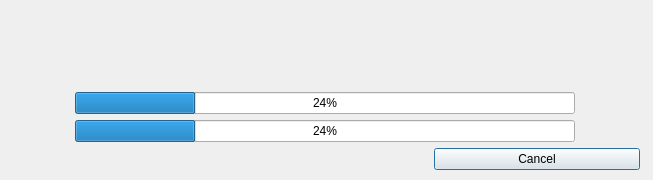
This is dss/ui/ProgressDlg.ui in openastroproject/oaDSS as Qt 5 draws it before an edit. The edited form follows.
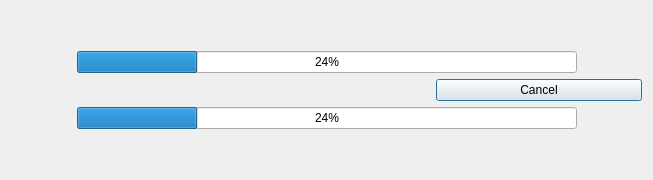
This is the edited form.

```diff
--- a/dss/ui/ProgressDlg.ui
+++ b/dss/ui/ProgressDlg.ui
@@ -13,15 +13,6 @@
   <property name="windowTitle">
    <string>Processing ...</string>
   </property>
-  <widget class="QWidget" name="verticalLayoutWidget">
-   <property name="geometry">
-    <rect>
-     <x>9</x>
-     <y>9</y>
-     <width>631</width>
-     <height>161</height>
-    </rect>
-   </property>
    <layout class="QVBoxLayout" name="verticalLayout">
     <item>
      <widget class="QLabel" name="ProcessText1">
@@ -30,59 +21,6 @@
       </property>
      </widget>
     </item>
-    <item>
-     <widget class="QLabel" name="ProcessText2">
-      <property name="text">
-       <string/>
-      </property>
-     </widget>
-    </item>
-    <item>
-     <layout class="QHBoxLayout" name="horizontalLayoutProgress1">
-      <property name="spacing">
-       <number>6</number>
-      </property>
-      <item>
-       <spacer name="horizontalSpacer_2">
-        <property name="orientation">
-         <enum>Qt::Horizontal</enum>
-        </property>
-        <property name="sizeHint" stdset="0">
-         <size>
-          <width>20</width>
-          <height>20</height>
-         </size>
-        </property>
-       </spacer>
-      </item>
-      <item>
-       <widget class="QProgressBar" name="ProgressBar1">
-        <property name="minimumSize">
-         <size>
-          <width>500</width>
-          <height>0</height>
-         </size>
-        </property>
-        <property name="value">
-         <number>24</number>
-        </property>
-       </widget>
-      </item>
-      <item>
-       <spacer name="horizontalSpacer">
-        <property name="orientation">
-         <enum>Qt::Horizontal</enum>
-        </property>
-        <property name="sizeHint" stdset="0">
-         <size>
-          <width>20</width>
-          <height>20</height>
-         </size>
-        </property>
-       </spacer>
-      </item>
-     </layout>
-    </item>
     <item>
      <layout class="QHBoxLayout" name="horizontalLayout_3">
       <item>
@@ -151,8 +89,60 @@
       </item>
      </layout>
     </item>
-   </layout>
-  </widget>
+   <item>
+    <layout class="QHBoxLayout" name="horizontalLayoutProgress1">
+     <property name="spacing">
+      <number>6</number>
+     </property>
+     <item>
+      <spacer name="horizontalSpacer_2">
+       <property name="orientation">
+        <enum>Qt::Horizontal</enum>
+       </property>
+       <property name="sizeHint" stdset="0">
+        <size>
+         <width>20</width>
+         <height>20</height>
+        </size>
+       </property>
+      </spacer>
+     </item>
+     <item>
+      <widget class="QProgressBar" name="ProgressBar1">
+       <property name="minimumSize">
+        <size>
+         <width>500</width>
+         <height>0</height>
+        </size>
+       </property>
+       <property name="value">
+        <number>24</number>
+       </property>
+      </widget>
+     </item>
+     <item>
+      <spacer name="horizontalSpacer">
+       <property name="orientation">
+        <enum>Qt::Horizontal</enum>
+       </property>
+       <property name="sizeHint" stdset="0">
+        <size>
+         <width>20</width>
+         <height>20</height>
+        </size>
+       </property>
+      </spacer>
+     </item>
+    </layout>
+   </item>
+   <item>
+    <widget class="QLabel" name="ProcessText2">
+     <property name="text">
+      <string/>
+     </property>
+    </widget>
+   </item>
+  </layout>
  </widget>
  <resources/>
  <connections/>
```
Left out of the diff: 4 changed lines with no effect on the pictures. Lines whose indentation alone changed are shown as unchanged.
